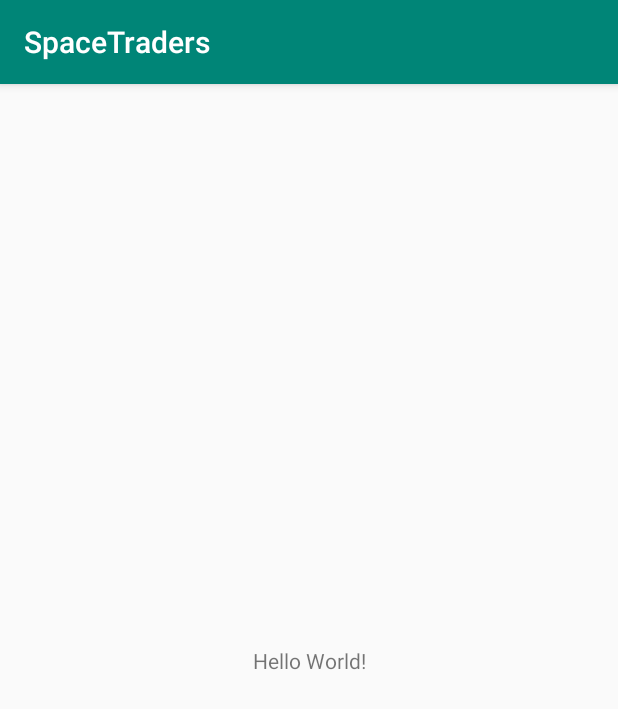
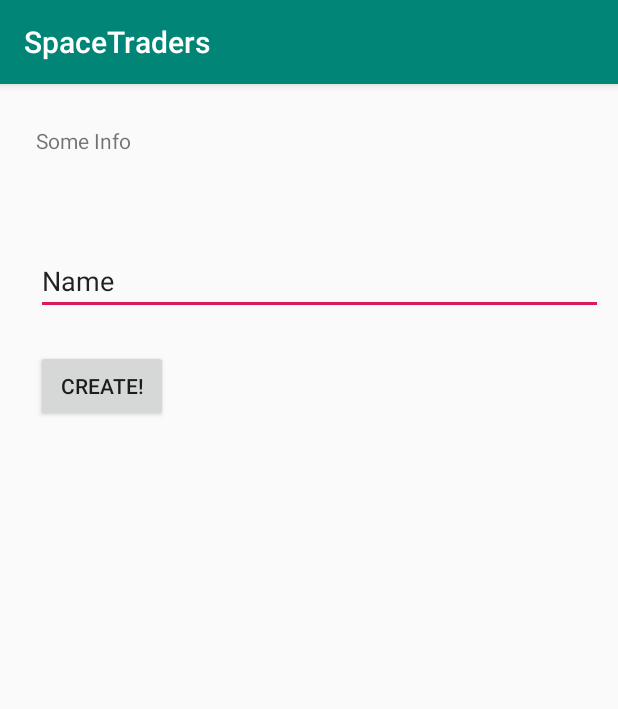
Before and after one commit to hannahli23/SpaceTraders, an Android app: the screen it shows after launch (MainActivity), on a phone screen of 412 x 824 dp. Shown: the top 709 px of the screen. Run offline under Robolectric (Android 15) with nearby library versions, the phone set to English and light mode, and no system bars.

Commit message:
Basic view layout

```diff
--- a/SpaceTraders/app/src/main/res/layout/activity_main.xml
+++ b/SpaceTraders/app/src/main/res/layout/activity_main.xml
@@ -1,18 +1,38 @@
-<?xml version="1.0" encoding="utf-8"?>
-<android.support.constraint.ConstraintLayout xmlns:android="http://schemas.android.com/apk/res/android"
-    xmlns:app="http://schemas.android.com/apk/res-auto"
-    xmlns:tools="http://schemas.android.com/tools"
+<RelativeLayout xmlns:android="http://schemas.android.com/apk/res/android"
     android:layout_width="match_parent"
     android:layout_height="match_parent"
-    tools:context=".views.MainActivity">
+    android:paddingBottom="10dp"
+    android:paddingLeft="10dp"
+    android:paddingRight="10dp"
+    android:paddingTop="10dp">
 
     <TextView
+        android:id="@+id/textView1"
         android:layout_width="wrap_content"
         android:layout_height="wrap_content"
-        android:text="Hello World!"
-        app:layout_constraintBottom_toBottomOf="parent"
-        app:layout_constraintLeft_toLeftOf="parent"
-        app:layout_constraintRight_toRightOf="parent"
-        app:layout_constraintTop_toTopOf="parent" />
+        android:layout_alignParentLeft="true"
+        android:layout_alignParentTop="true"
+        android:layout_marginLeft="14dp"
+        android:layout_marginTop="18dp"
+        android:text="Some Info" />
 
-</android.support.constraint.ConstraintLayout>
+    <Button
+        android:id="@+id/button"
+        android:layout_width="wrap_content"
+        android:layout_height="wrap_content"
+        android:layout_alignLeft="@+id/textView1"
+        android:layout_below="@+id/textView1"
+        android:layout_marginTop="130dp"
+        android:text="Create!" />
+
+    <EditText
+        android:id="@+id/edittext"
+        android:layout_width="fill_parent"
+        android:layout_height="wrap_content"
+        android:layout_alignLeft="@+id/button"
+        android:layout_below="@+id/textView1"
+        android:layout_marginTop="61dp"
+        android:ems="10"
+        android:text="Name" android:inputType="text" />
+
+</RelativeLayout>
```
